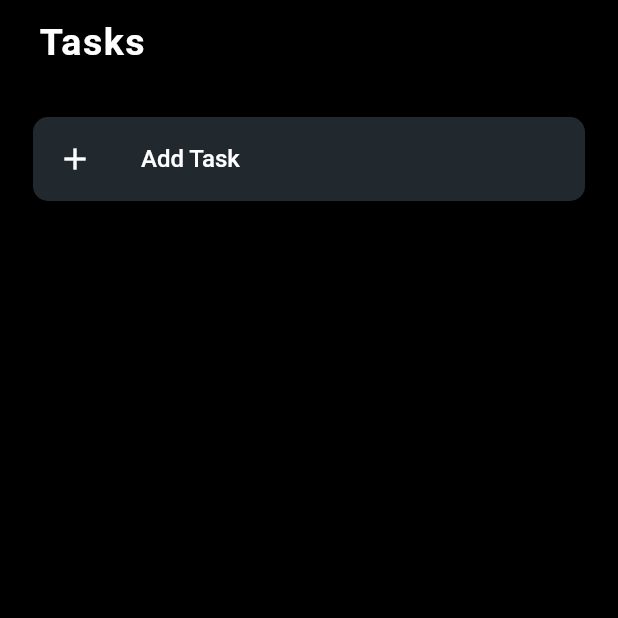
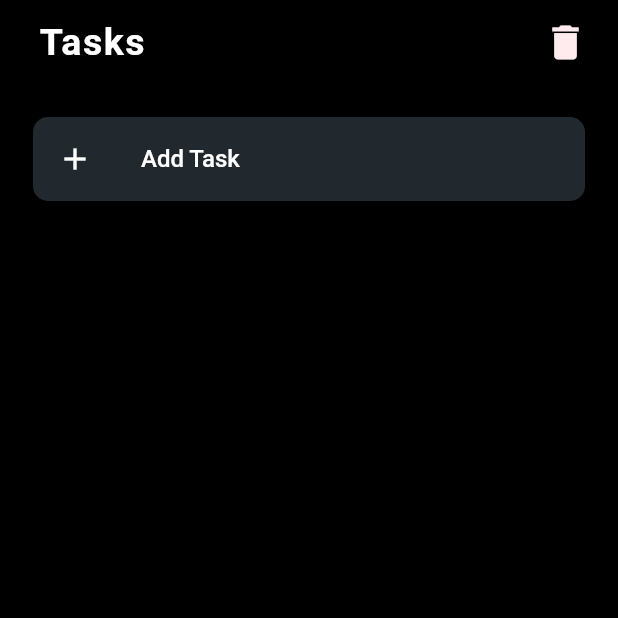
Before and after one commit to clavell/what_when, a Flutter app: the screen it shows after launch, on a phone screen of 412 x 824 dp, the top half of it. Run offline on Flutter 3.47's test engine with Material 2 defaults, Android fonts, the phone set to English and light mode, and no system bars; our stand-ins replace built_collection, built_value, flutter_slidable, google_fonts, sembast; generated files the repository leaves out were written again; Roboto replaces fonts that are missing (Sanchez).

Commit message:
bouncing delete button with basic delete function

```diff
--- a/lib/screen/task_list_screen.dart
+++ b/lib/screen/task_list_screen.dart
@@ -1,6 +1,7 @@
 import 'dart:collection';
 
 import 'package:flutter_slidable/flutter_slidable.dart';
+import 'package:what_when/widgets/bouncing_button.dart';
 import 'package:what_when/widgets/list_item_card.dart';
 import 'package:flutter/material.dart';
 import 'package:google_fonts/google_fonts.dart';
@@ -19,13 +20,14 @@ class TaskListScreen extends StatefulWidget {
 }
 
 class _TaskListScreenState extends State<TaskListScreen> {
+  UnmodifiableListView<TaskModel> subTasks;
   @override
   Widget build(BuildContext context) {
     Provider.of<TaskListModel>(context, listen: false).getAllTasks();
 
     return Consumer<TaskListModel>(
       builder: (context, tasks, child) {
-        UnmodifiableListView<TaskModel> subTasks = tasks.getSubtasksFor(
+        subTasks = tasks.getSubtasksFor(
           widget.mainTask,
           // false
         );
@@ -38,6 +40,75 @@ class _TaskListScreenState extends State<TaskListScreen> {
         return Scaffold(
           persistentFooterButtons: [],
           appBar: AppBar(
+            actions: [
+              Padding(
+                padding: const EdgeInsets.only(right: 20.0),
+                child: BouncingButton(
+                  icon: Icon(
+                    Icons.delete,
+                    size: 30,
+                    color: Colors.red[50],
+                  ),
+                  onPressed: () {
+                    print('there are ${subTasks.length} subtasks');
+
+                    showDialog(
+                      context: context,
+                      builder: (BuildContext context) {
+                        return AlertDialog(
+                          title: Text("Are You Sure?"),
+                          content: SingleChildScrollView(
+                            child: ListBody(
+                              children: <Widget>[
+                                Text('You are about to delete this task.'),
+                                SizedBox(
+                                  height: 10.0,
+                                ),
+                                Text(
+                                  'You cannot undo this action.',
+                                  style: TextStyle(
+                                    fontWeight: FontWeight.bold,
+                                  ),
+                                ),
+                              ],
+                            ),
+                          ),
+                          actions: <Widget>[
+                            TextButton(
+                              child: Text('Delete'),
+                              onPressed: () {
+                                print("Deleting ${task.title}...");
+
+                                int taskToDelete = task.id;
+                                // call deletion function
+
+                                Navigator.pop(context);
+                                Navigator.pop(context);
+
+                                Provider.of<TaskListModel>(context,
+                                        listen: false)
+                                    .deleteTask(taskToDelete);
+                                // Pop until we get back to the contact list screen
+                                // Navigator.popUntil(
+                                //     context, ModalRoute.withName(ContactListScreen.screenId));
+                              },
+                            ),
+                            TextButton(
+                              child: Text('Cancel'),
+                              onPressed: () {
+                                print("Canceled delete.");
+                                Navigator.of(context).pop();
+                                // Navigator.of(context).pop();
+                              },
+                            ),
+                          ],
+                        );
+                      },
+                    );
+                  },
+                ),
+              ),
+            ],
             centerTitle: false,
             title: Padding(
               padding: const EdgeInsets.only(left: 10.0),
@@ -53,6 +124,12 @@ class _TaskListScreenState extends State<TaskListScreen> {
             child: Theme(
               data: Theme.of(context).copyWith(canvasColor: Colors.transparent),
               child: ReorderableListView(
+                  // header: Text(task.title ?? 'Lists',
+                  //     style: GoogleFonts.sanchez(
+                  //         color: Colors.white,
+                  //         letterSpacing: 1,
+                  //         fontSize: 25,
+                  //         fontWeight: FontWeight.w700)),
                   onReorder: (oldIndex, newIndex) {
                     setState(() {
                       // var replacedWidget = listItems.removeAt(oldIndex);
--- /dev/null
+++ b/lib/widgets/bouncing_button.dart
@@ -0,0 +1,59 @@
+import 'package:flutter/material.dart';
+
+class BouncingButton extends StatefulWidget {
+  final onPressed;
+  final Icon icon;
+
+  BouncingButton({this.onPressed, this.icon});
+
+  @override
+  _BouncingButtonState createState() => _BouncingButtonState();
+}
+
+class _BouncingButtonState extends State<BouncingButton>
+    with SingleTickerProviderStateMixin {
+  void _tapDown(TapDownDetails details) {
+    _controller.forward();
+  }
+
+  void _tapUp(TapUpDetails details) {
+    _controller.reverse();
+    widget.onPressed();
+  }
+
+  double _scale;
+  AnimationController _controller;
+  @override
+  void initState() {
+    _controller = AnimationController(
+      vsync: this,
+      duration: Duration(
+        milliseconds: 500,
+      ),
+      lowerBound: 0.0,
+      upperBound: 0.1,
+    )..addListener(() {
+        setState(() {});
+      });
+    super.initState();
+  }
+
+  @override
+  void dispose() {
+    _controller.dispose();
+    super.dispose();
+  }
+
+  @override
+  Widget build(BuildContext context) {
+    _scale = 1 - _controller.value;
+    return GestureDetector(
+      onTapDown: _tapDown,
+      onTapUp: _tapUp,
+      child: Transform.scale(
+        scale: _scale,
+        child: widget.icon,
+      ),
+    );
+  }
+}
```
